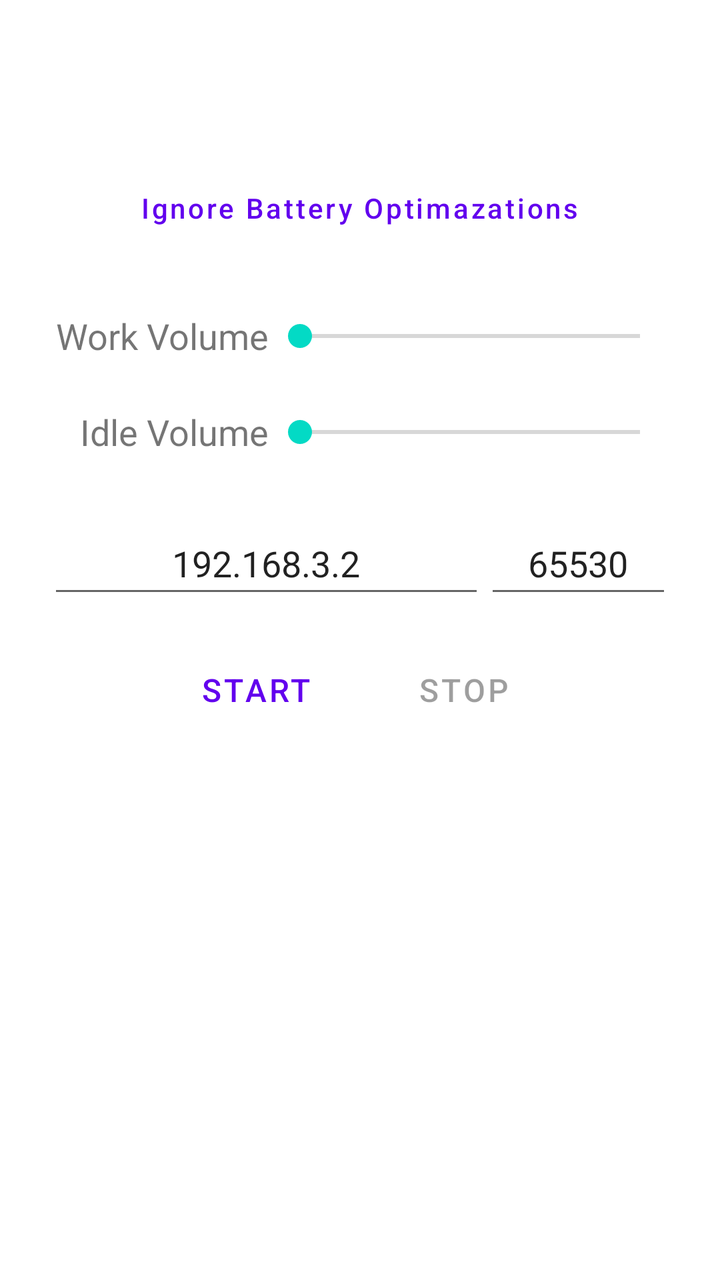
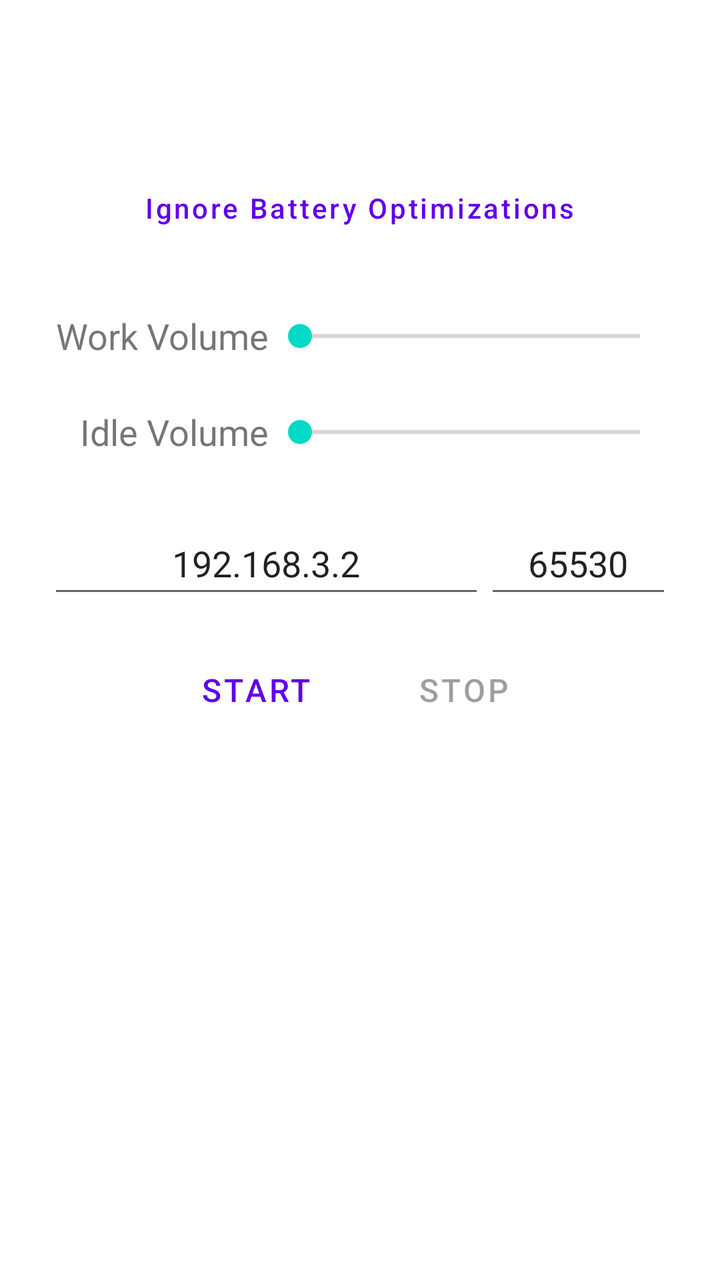

An Android layout rendered at two revisions. The XML below is the earlier revision; the diff shows what the commit changed to produce the second picture.
<!-- AndroidManifest.xml: application theme Theme.AudioShareApp -->
<!-- res/layout/activity_main.xml -->
<?xml version="1.0" encoding="utf-8"?>
<androidx.constraintlayout.widget.ConstraintLayout xmlns:android="http://schemas.android.com/apk/res/android"
    xmlns:app="http://schemas.android.com/apk/res-auto"
    xmlns:tools="http://schemas.android.com/tools"
    android:layout_width="match_parent"
    android:layout_height="match_parent"
    tools:context=".MainActivity">

    <LinearLayout
        android:id="@+id/linearLayout"
        android:layout_width="0dp"
        android:layout_height="0dp"
        android:layout_marginStart="24dp"
        android:layout_marginEnd="24dp"
        android:orientation="vertical"
        android:paddingTop="80dp"
        android:paddingBottom="30dp"
        app:layout_constraintBottom_toBottomOf="parent"
        app:layout_constraintEnd_toEndOf="parent"
        app:layout_constraintStart_toStartOf="parent"
        app:layout_constraintTop_toTopOf="parent">

        <LinearLayout
            android:layout_width="match_parent"
            android:layout_height="wrap_content"
            android:gravity="center_horizontal"
            android:orientation="horizontal">

            <Button
                android:id="@+id/buttonBatterySaverSettings"
                style="?android:attr/buttonBarButtonStyle"
                android:layout_width="wrap_content"
                android:layout_height="wrap_content"
                android:text="@string/ignore_battery_optimazations"
                android:textAllCaps="false" />
        </LinearLayout>

        <LinearLayout
            android:layout_width="match_parent"
            android:layout_height="wrap_content"
            android:layout_marginTop="16dp"
            android:orientation="horizontal">

            <TextView
                android:id="@+id/textView"
                android:layout_width="wrap_content"
                android:layout_height="wrap_content"
                android:gravity="center_vertical|end"
                android:minWidth="110dp"
                android:minHeight="48dp"
                android:singleLine="true"
                android:text="@string/work_volume"
                android:textSize="18sp" />

            <SeekBar
                android:id="@+id/seekBarWorkVolume"
                android:layout_width="0dp"
                android:layout_height="wrap_content"
                android:layout_gravity="center_vertical"
                android:layout_weight="7" />
        </LinearLayout>

        <LinearLayout
            android:layout_width="match_parent"
            android:layout_height="wrap_content"
            android:orientation="horizontal">

            <TextView
                android:id="@+id/textView2"
                android:layout_width="wrap_content"
                android:layout_height="wrap_content"
                android:gravity="center_vertical|end"
                android:minWidth="110dp"
                android:minHeight="48dp"
                android:singleLine="true"
                android:text="@string/idle_volume"
                android:textSize="18sp" />

            <SeekBar
                android:id="@+id/seekBarIdleVolume"
                android:layout_width="0dp"
                android:layout_height="wrap_content"
                android:layout_gravity="center_vertical"
                android:layout_weight="7" />
        </LinearLayout>

        <LinearLayout
            android:layout_width="match_parent"
            android:layout_height="wrap_content"
            android:layout_marginTop="16dp"
            android:orientation="horizontal">

            <EditText
                android:id="@+id/editTextHost"
                android:layout_width="0dp"
                android:layout_height="wrap_content"
                android:layout_weight="7"
                android:ems="10"
                android:importantForAutofill="no"
                android:inputType="none"
                android:minHeight="48dp"
                android:singleLine="true"
                android:text="@string/host"
                android:textAlignment="center"
                android:textSize="18sp"
                tools:ignore="LabelFor,SpeakableTextPresentCheck" />

            <EditText
                android:id="@+id/editTextPort"
                android:layout_width="0dp"
                android:layout_height="wrap_content"
                android:layout_weight="3"
                android:ems="10"
                android:importantForAutofill="no"
                android:inputType="none"
                android:minHeight="48dp"
                android:singleLine="true"
                android:text="@string/port"
                android:textAlignment="center"
                android:textSize="18sp"
                tools:ignore="LabelFor,SpeakableTextPresentCheck" />

        </LinearLayout>

        <LinearLayout
            android:layout_width="match_parent"
            android:layout_height="wrap_content"
            android:layout_marginTop="16dp"
            android:gravity="center_horizontal"
            android:orientation="horizontal">

            <Button
                android:id="@+id/buttonStart"
                style="?android:attr/buttonBarButtonStyle"
                android:layout_width="wrap_content"
                android:layout_height="wrap_content"
                android:layout_marginEnd="16dp"
                android:paddingTop="8dp"
                android:paddingBottom="8dp"
                android:text="@string/start"
                android:textAlignment="center"
                android:textSize="16sp" />

            <Button
                android:id="@+id/buttonStop"
                style="?android:attr/buttonBarButtonStyle"
                android:layout_width="wrap_content"
                android:layout_height="wrap_content"
                android:enabled="false"
                android:paddingTop="8dp"
                android:paddingBottom="8dp"
                android:text="@string/stop"
                android:textAlignment="center"
                android:textSize="16sp" />

        </LinearLayout>

        <LinearLayout
            android:layout_width="match_parent"
            android:layout_height="match_parent"
            android:layout_marginTop="16dp"
            android:orientation="horizontal">

            <TextView
                android:id="@+id/textViewInfo"
                android:layout_width="0dp"
                android:layout_height="match_parent"
                android:layout_weight="1"
                android:scrollbars="vertical"
                android:textSize="16sp" />
        </LinearLayout>

    </LinearLayout>

</androidx.constraintlayout.widget.ConstraintLayout>
<!-- resources referenced by this layout -->
<resources>
  <string name="host">192.168.3.2</string>
  <string name="idle_volume">Idle Volume</string>
  <string name="ignore_battery_optimazations">Ignore Battery Optimazations</string>
  <string name="port">65530</string>
  <string name="start">Start</string>
  <string name="stop">Stop</string>
  <string name="work_volume">Work Volume</string>
  <style name="Theme.AudioShareApp" parent="Theme.MaterialComponents.DayNight.DarkActionBar">
          
          <item name="colorPrimary">@color/purple_500</item>
          <item name="colorPrimaryVariant">@color/purple_700</item>
          <item name="colorOnPrimary">@color/white</item>
          
          <item name="colorSecondary">@color/teal_200</item>
          <item name="colorSecondaryVariant">@color/teal_700</item>
          <item name="colorOnSecondary">@color/black</item>
          
          <item name="android:statusBarColor">?attr/colorPrimaryVariant</item>
          
      </style>
  <color name="purple_500">#FF6200EE</color>
  <color name="purple_700">#FF3700B3</color>
  <color name="white">#FFFFFFFF</color>
  <color name="teal_200">#FF03DAC5</color>
  <color name="teal_700">#FF018786</color>
  <color name="black">#FF000000</color>
</resources>

<!-- the commit's change to res/layout/activity_main.xml (unified diff, before → after) -->
@@ -31,7 +31,7 @@
                 style="?android:attr/buttonBarButtonStyle"
                 android:layout_width="wrap_content"
                 android:layout_height="wrap_content"
-                android:text="@string/ignore_battery_optimazations"
+                android:text="@string/ignore_battery_optimizations"
                 android:textAllCaps="false" />
         </LinearLayout>
 
<!-- resource entries referenced after the edit -->
@@ -2,7 +2,7 @@
 <resources>
   <string name="host">192.168.3.2</string>
   <string name="idle_volume">Idle Volume</string>
-  <string name="ignore_battery_optimazations">Ignore Battery Optimazations</string>
+  <string name="ignore_battery_optimizations">Ignore Battery Optimizations</string>
   <string name="port">65530</string>
   <string name="start">Start</string>
   <string name="stop">Stop</string>
